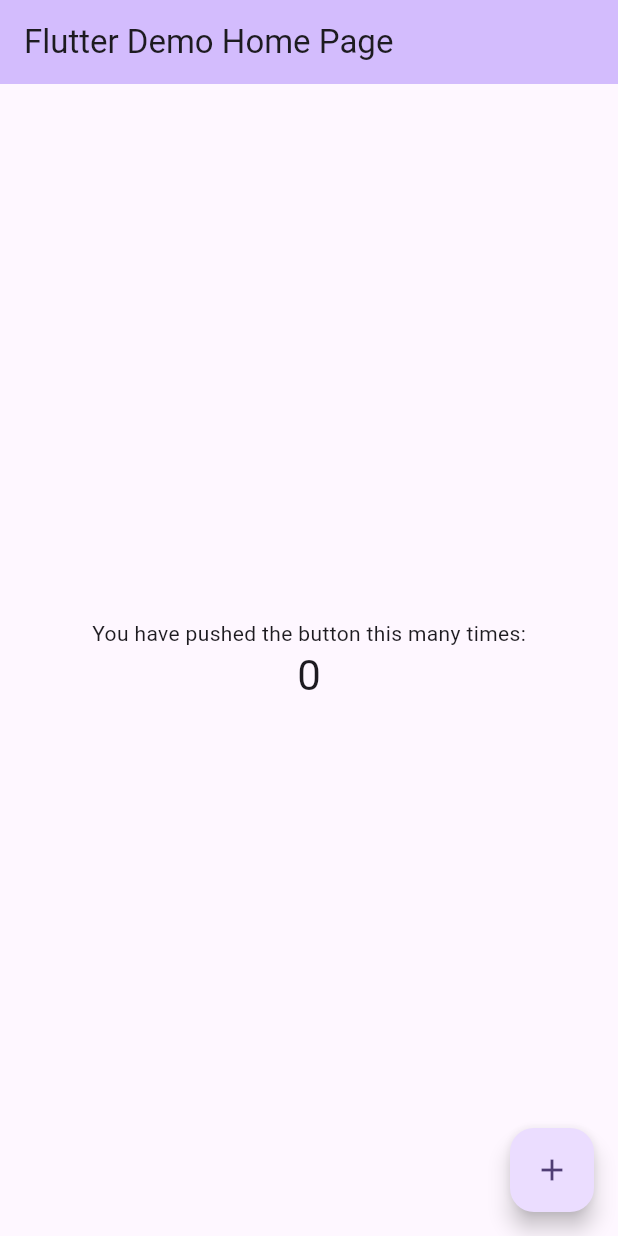
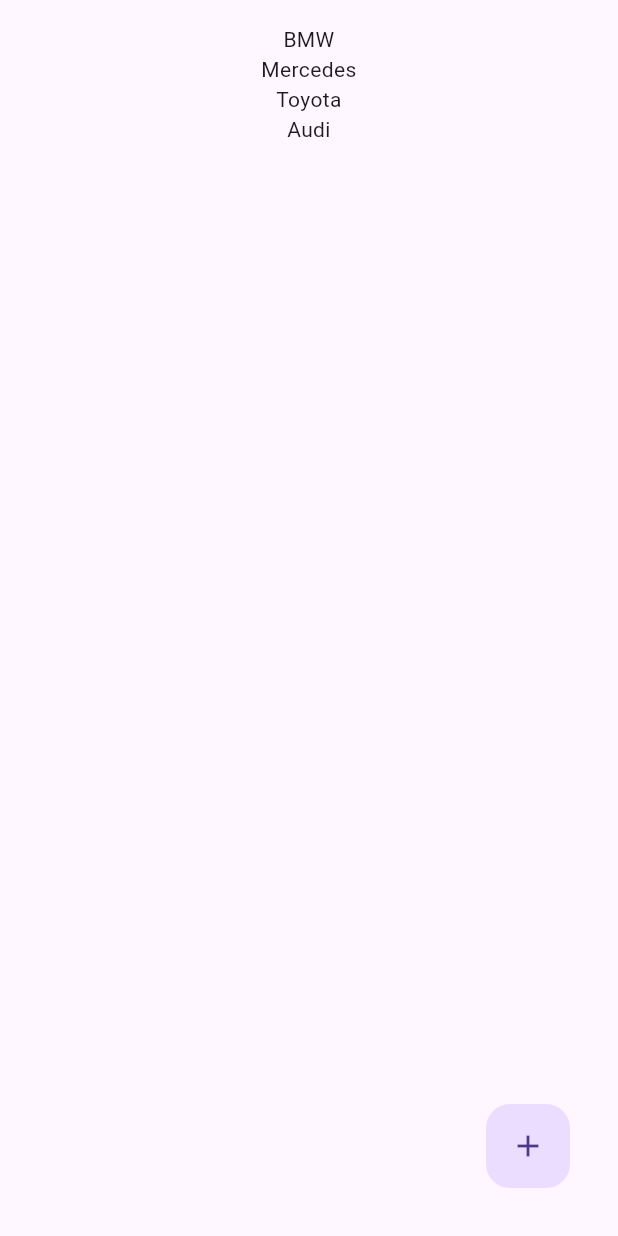
Before and after one commit to UbohyiPetro/inforce_test_task, a Flutter app: the screen it shows after launch, on a phone screen of 412 x 824 dp. Run offline on Flutter 3.47's test engine with Material 3 defaults, Android fonts, the phone set to English and light mode, and no system bars; our stand-ins replace get.

Commit message:
ITT-2: design cars list screen

```diff
--- /dev/null
+++ b/lib/cars/ui/cars_screen.dart
@@ -0,0 +1,54 @@
+import 'package:flutter/material.dart';
+
+class CarsScreen extends StatelessWidget {
+  const CarsScreen({super.key});
+
+  @override
+  Widget build(BuildContext context) {
+    return Scaffold(
+      floatingActionButton: Padding(
+        padding: const EdgeInsets.all(16.0),
+        child: FloatingActionButton(
+          elevation: 0,
+          child: const Icon(Icons.add),
+          onPressed: () {},
+        ),
+      ),
+      body: SafeArea(
+        child: Padding(
+          padding: const EdgeInsets.all(16.0),
+          child: Column(
+            children: [
+              Expanded(
+                child: ListView.builder(
+                  itemCount: cars.length,
+                  itemBuilder: (BuildContext context, int index) {
+                    var car = cars[index];
+                    return Text(
+                      car.make,
+                      textAlign: TextAlign.center,
+                    );
+                  },
+                ),
+              ),
+            ],
+          ),
+        ),
+      ),
+    );
+  }
+}
+
+// Hardcode list of cars
+List<Car> cars = [
+  Car(make: "BMW"),
+  Car(make: "Mercedes"),
+  Car(make: "Toyota"),
+  Car(make: "Audi"),
+];
+
+class Car {
+  final String make;
+
+  Car({required this.make});
+}
--- a/lib/main.dart
+++ b/lib/main.dart
@@ -1,125 +1,19 @@
 import 'package:flutter/material.dart';
+import 'package:get/get.dart';
+
+import 'cars/ui/cars_screen.dart';
 
 void main() {
-  runApp(const MyApp());
+  runApp(const InforceTestTask());
 }
 
-class MyApp extends StatelessWidget {
-  const MyApp({super.key});
+class InforceTestTask extends StatelessWidget {
+  const InforceTestTask({super.key});
 
-  // This widget is the root of your application.
   @override
   Widget build(BuildContext context) {
-    return MaterialApp(
-      title: 'Flutter Demo',
-      theme: ThemeData(
-        // This is the theme of your application.
-        //
-        // TRY THIS: Try running your application with "flutter run". You'll see
-        // the application has a purple toolbar. Then, without quitting the app,
-        // try changing the seedColor in the colorScheme below to Colors.green
-        // and then invoke "hot reload" (save your changes or press the "hot
-        // reload" button in a Flutter-supported IDE, or press "r" if you used
-        // the command line to start the app).
-        //
-        // Notice that the counter didn't reset back to zero; the application
-        // state is not lost during the reload. To reset the state, use hot
-        // restart instead.
-        //
-        // This works for code too, not just values: Most code changes can be
-        // tested with just a hot reload.
-        colorScheme: ColorScheme.fromSeed(seedColor: Colors.deepPurple),
-        useMaterial3: true,
-      ),
-      home: const MyHomePage(title: 'Flutter Demo Home Page'),
+    return const GetMaterialApp(
+      home: CarsScreen(),
     );
   }
 }
-
-class MyHomePage extends StatefulWidget {
-  const MyHomePage({super.key, required this.title});
-
-  // This widget is the home page of your application. It is stateful, meaning
-  // that it has a State object (defined below) that contains fields that affect
-  // how it looks.
-
-  // This class is the configuration for the state. It holds the values (in this
-  // case the title) provided by the parent (in this case the App widget) and
-  // used by the build method of the State. Fields in a Widget subclass are
-  // always marked "final".
-
-  final String title;
-
-  @override
-  State<MyHomePage> createState() => _MyHomePageState();
-}
-
-class _MyHomePageState extends State<MyHomePage> {
-  int _counter = 0;
-
-  void _incrementCounter() {
-    setState(() {
-      // This call to setState tells the Flutter framework that something has
-      // changed in this State, which causes it to rerun the build method below
-      // so that the display can reflect the updated values. If we changed
-      // _counter without calling setState(), then the build method would not be
-      // called again, and so nothing would appear to happen.
-      _counter++;
-    });
-  }
-
-  @override
-  Widget build(BuildContext context) {
-    // This method is rerun every time setState is called, for instance as done
-    // by the _incrementCounter method above.
-    //
-    // The Flutter framework has been optimized to make rerunning build methods
-    // fast, so that you can just rebuild anything that needs updating rather
-    // than having to individually change instances of widgets.
-    return Scaffold(
-      appBar: AppBar(
-        // TRY THIS: Try changing the color here to a specific color (to
-        // Colors.amber, perhaps?) and trigger a hot reload to see the AppBar
-        // change color while the other colors stay the same.
-        backgroundColor: Theme.of(context).colorScheme.inversePrimary,
-        // Here we take the value from the MyHomePage object that was created by
-        // the App.build method, and use it to set our appbar title.
-        title: Text(widget.title),
-      ),
-      body: Center(
-        // Center is a layout widget. It takes a single child and positions it
-        // in the middle of the parent.
-        child: Column(
-          // Column is also a layout widget. It takes a list of children and
-          // arranges them vertically. By default, it sizes itself to fit its
-          // children horizontally, and tries to be as tall as its parent.
-          //
-          // Column has various properties to control how it sizes itself and
-          // how it positions its children. Here we use mainAxisAlignment to
-          // center the children vertically; the main axis here is the vertical
-          // axis because Columns are vertical (the cross axis would be
-          // horizontal).
-          //
-          // TRY THIS: Invoke "debug painting" (choose the "Toggle Debug Paint"
-          // action in the IDE, or press "p" in the console), to see the
-          // wireframe for each widget.
-          mainAxisAlignment: MainAxisAlignment.center,
-          children: <Widget>[
-            const Text(
-              'You have pushed the button this many times:',
-            ),
-            Text(
-              '$_counter',
-              style: Theme.of(context).textTheme.headlineMedium,
-            ),
-          ],
-        ),
-      ),
-      floatingActionButton: FloatingActionButton(
-        onPressed: _incrementCounter,
-        tooltip: 'Increment',
-        child: const Icon(Icons.add),
-      ), // This trailing comma makes auto-formatting nicer for build methods.
-    );
-  }
-}
```
Also changed, not shown: 1 other file.
